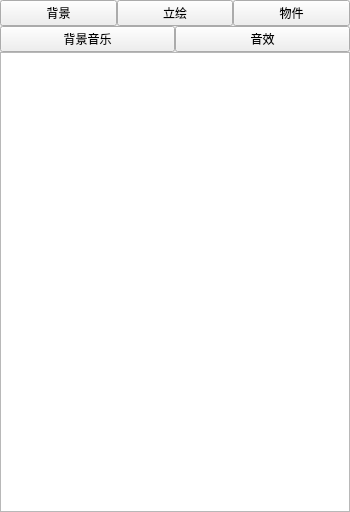
This is BKOven/SozaiWidget/SozaiWidgetPrivate.ui in Icemic/BKOven as Qt 5 draws it before an edit. The edited form follows.
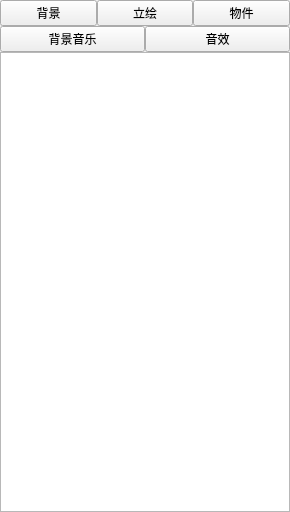
This is the edited form. Custom widgets are drawn as their Qt base class.

```diff
--- a/BKOven/SozaiWidget/SozaiWidgetPrivate.ui
+++ b/BKOven/SozaiWidget/SozaiWidgetPrivate.ui
@@ -6,7 +6,7 @@
    <rect>
     <x>0</x>
     <y>0</y>
-    <width>350</width>
+    <width>290</width>
     <height>512</height>
    </rect>
   </property>
```
